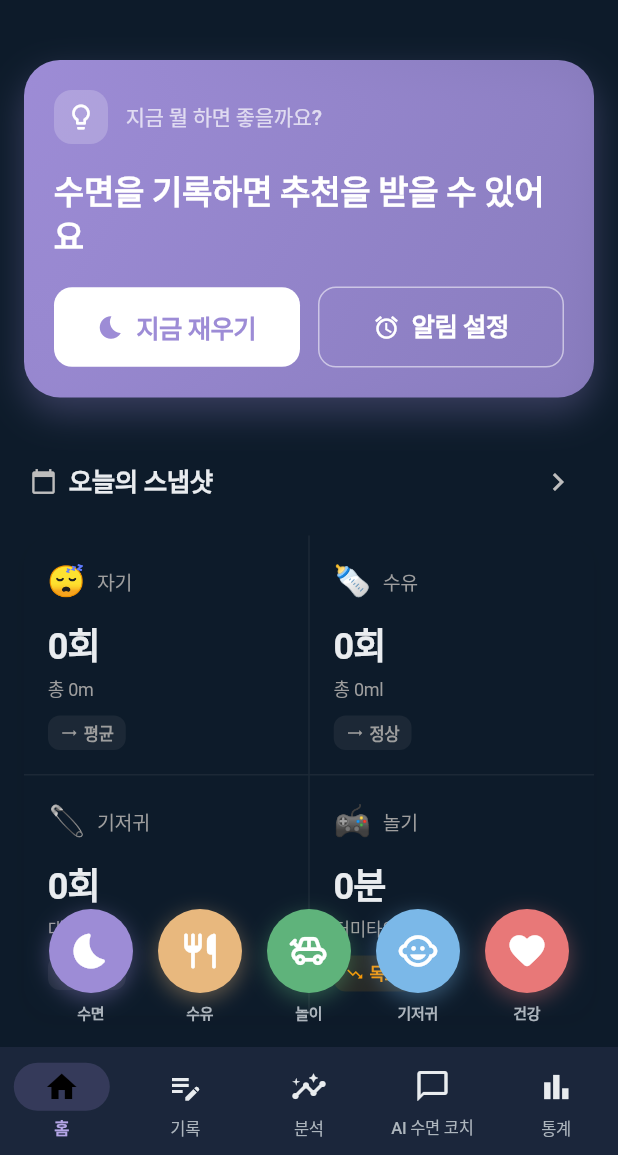
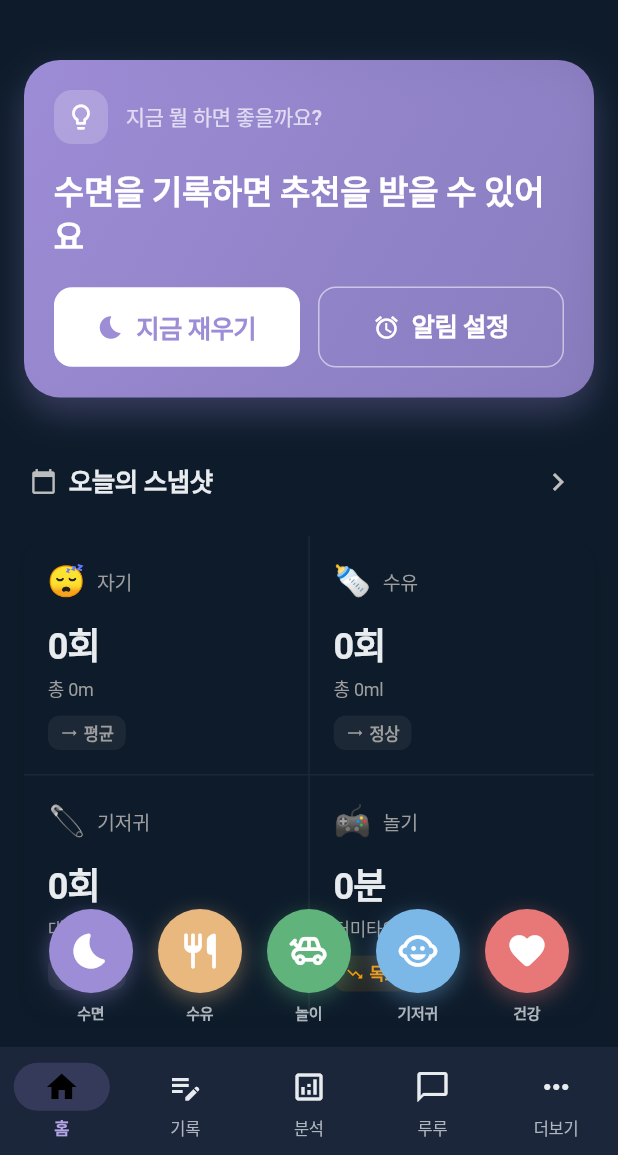
Before and after one commit to naezin/lulu-baby-tracker, a Flutter app: the screen it shows after launch, on a phone screen of 412 x 824 dp, the part 81-1236 px from its top. Run offline on Flutter 3.47's test engine with Material 3 defaults, Android fonts, the light colour scheme and no system bars; our stand-ins replace csv, file_picker, fl_chart, flutter_local_notifications, share_plus, shared_preferences and 1 more; missing offline and left inert: home_widget; generated files the repository leaves out were written again; Roboto replaces fonts that are missing (SF Pro Display, SF Pro Text).

Commit message:
refactor(navigation): update imports for new screens and remove legacy links

```diff
--- a/lib/core/localization/app_localizations.dart
+++ b/lib/core/localization/app_localizations.dart
@@ -24,6 +24,7 @@ class AppLocalizations {
       'nav_sleep': 'Sleep',
       'nav_records': 'Records',
       'nav_insights': 'Insights',
+      'nav_lulu': 'Lulu',
       'nav_more': 'More',
 
       // Home Screen
@@ -768,6 +769,7 @@ class AppLocalizations {
       'nav_sleep': '수면',
       'nav_records': '기록',
       'nav_insights': '분석',
+      'nav_lulu': '루루',
       'nav_more': '더보기',
 
       // Home Screen
@@ -1522,6 +1524,7 @@ class AppLocalizations {
   String get navSleep => translate('nav_sleep');
   String get navRecords => translate('nav_records');
   String get navInsights => translate('nav_insights');
+  String get navLulu => translate('nav_lulu');
   String get navMore => translate('nav_more');
   String get navSettings => translate('settings_title');
   String get navChat => translate('chat_title');
--- a/lib/presentation/screens/main/main_navigation.dart
+++ b/lib/presentation/screens/main/main_navigation.dart
@@ -3,9 +3,8 @@ import '../../../core/localization/app_localizations.dart';
 import '../home/home_screen.dart';
 import '../records/records_screen.dart';
 import '../chat/chat_screen.dart';
-import '../insights/insights_screen.dart';
+import '../analysis/analysis_screen.dart';
 import '../settings/settings_screen.dart';
-import '../stats/statistics_screen.dart';
 import '../activities/log_sleep_screen.dart';
 import '../activities/log_feeding_screen.dart';
 import '../activities/log_diaper_screen.dart';
@@ -43,9 +42,9 @@ class _MainNavigationState extends State<MainNavigation> {
     _screens = [
       const HomeScreen(),
       const RecordsScreen(),
-      const InsightsScreen(),
+      const AnalysisScreen(),
       const ChatScreen(),
-      const StatisticsScreen(),
+      const SettingsScreen(),
     ];
   }
 
@@ -77,19 +76,19 @@ class _MainNavigationState extends State<MainNavigation> {
             label: l10n.navRecords,
           ),
           NavigationDestination(
-            icon: Icon(Icons.insights_outlined),
-            selectedIcon: Icon(Icons.insights),
+            icon: Icon(Icons.analytics_outlined),
+            selectedIcon: Icon(Icons.analytics),
             label: l10n.navInsights,
           ),
           NavigationDestination(
             icon: Icon(Icons.chat_bubble_outline),
             selectedIcon: Icon(Icons.chat_bubble),
-            label: l10n.navChat,
+            label: l10n.navLulu,
           ),
           NavigationDestination(
-            icon: Icon(Icons.bar_chart_outlined),
-            selectedIcon: Icon(Icons.bar_chart),
-            label: l10n.navStats,
+            icon: Icon(Icons.more_horiz_outlined),
+            selectedIcon: Icon(Icons.more_horiz),
+            label: l10n.navMore,
           ),
         ],
       ),
```
Also changed, not shown: lib/presentation/screens/ai_chat/ai_chat_screen.dart (added, +76 -0 lines), lib/presentation/screens/main_navigation.dart (+12 -12 lines), lib/presentation/screens/settings/settings_screen.dart (+0 -13 lines).
